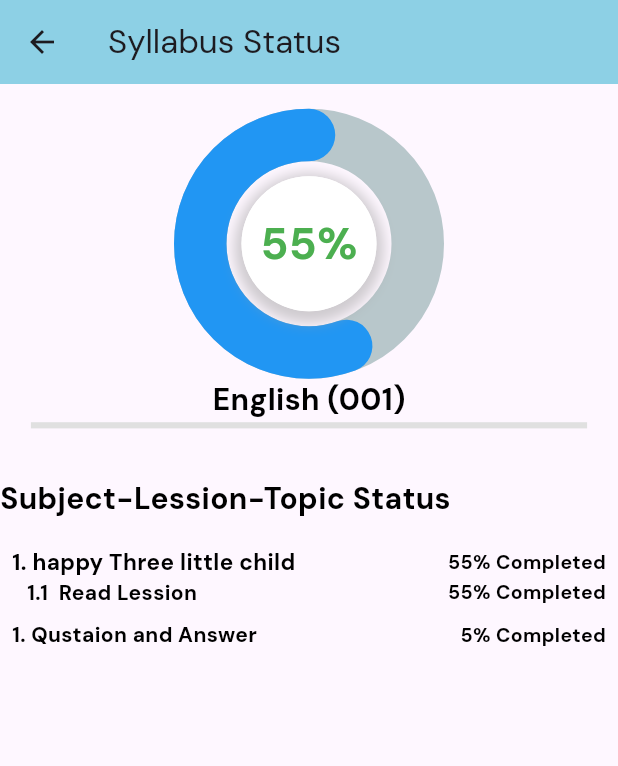
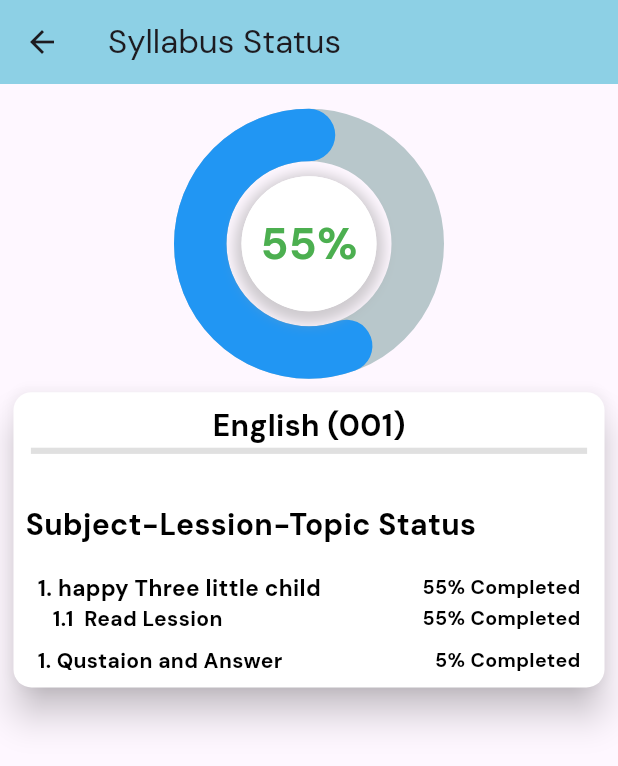
Before and after one commit to apps-bhanusha/egyanschool2023, a Flutter app: the Syllabus screen opened by its route, on a phone screen of 412 x 824 dp. Shown: the top 766 px of the screen. Run offline on Flutter 3.47's test engine with Material 2 defaults, Android fonts, the phone set to English and light mode, and no system bars; drawn by our look-alikes of percent_indicator; our stand-ins replace cached_network_image, dio, file_picker, flutter_calendar_carousel, flutter_chat_types, flutter_chat_ui and 10 more; missing offline and left inert: custom_floating_action_button, downloads_path_provider_28, floating_action_bubble, scroll_loop_auto_scroll, shrink_sidemenu; accounts and stored records are empty.

Commit message:
sylleubus change

```diff
--- a/lib/view/syllabus/syllabus.dart
+++ b/lib/view/syllabus/syllabus.dart
@@ -99,19 +99,22 @@ radius: 45,
 
               ),
             ),
-            Container(
-
+            Padding(
+              padding: const EdgeInsets.all(5.0),
+              child: Card(
+                color: Colors.white,
+                elevation: 10,
+                child: Padding(
+                  padding: const EdgeInsets.all(8.0),
                   child: Column(children: [
 
-                Container(
-                  child: Text(
+                    Text(
                       "English (001)",
                       style: GoogleFonts.dmSans(
                           fontStyle: FontStyle.normal,
                           fontSize: 20.sp,
                           fontWeight: FontWeight.bold,
                           color: Colors.black),
-                  ),
                     ),
                     Container(height: 0.005.sh,width: 0.90.sw,color: Colors.grey[300],),
                     SizedBox(height: 0.040.sh,),
@@ -248,7 +251,10 @@ radius: 45,
                         ],
                       ),
                     ),
+
                   ]),
+                ),
+              ),
             ),
           ],
         ),
```
Lines whose indentation alone changed are shown as unchanged.
